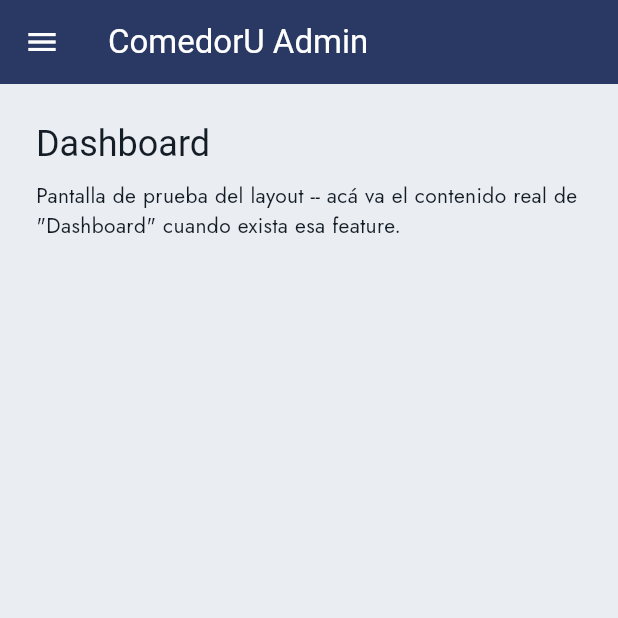
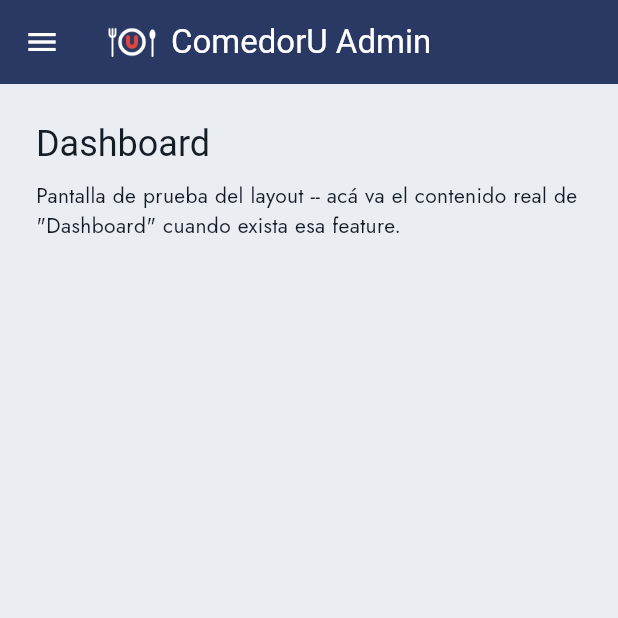
Before and after one commit to Mau8877/ComedorUAGRM, a Flutter app: the AdminShell screen opened by its route, on a phone screen of 412 x 824 dp, the top half of it. Run offline on Flutter 3.47's test engine with Material 3 defaults, Android fonts, the phone set to English and light mode, and no system bars; our stand-ins replace dio, flutter_dotenv, flutter_riverpod, go_router, google_fonts; Roboto replaces fonts that are missing (Familjen Grotesk).

Commit message:
feat[MOBILE]: Usar comedoru_palette en el tema, agregar logo en el AppBar e íconos de launcher y web de ComedorU

```diff
--- a/projects/mobile/lib/layouts/admin/admin_shell.dart
+++ b/projects/mobile/lib/layouts/admin/admin_shell.dart
@@ -1,4 +1,6 @@
 import 'package:flutter/material.dart';
+
+import '../../shared/widgets/comedoru_logo.dart';
 
 /// Shell del rol Admin -- AppBar + `NavigationDrawer` (Material 3, cuatro
 /// secciones). Equivalente mobile de `AdminLayout` en el frontend web (ver
@@ -34,7 +36,15 @@ class _AdminShellState extends State<AdminShell> {
     final seccionActual = _secciones[_selected];
 
     return Scaffold(
-      appBar: AppBar(title: const Text('ComedorU Admin')),
+      appBar: AppBar(title: const Row(
+          mainAxisSize: MainAxisSize.min,
+          children: [
+            ComedoruLogo(size: 32),
+            SizedBox(width: 10),
+            Text('ComedorU Admin'),
+          ],
+        ),
+      ),
       drawer: NavigationDrawer(
         selectedIndex: _selected,
         onDestinationSelected: (index) {
--- a/projects/mobile/lib/layouts/estudiante/estudiante_shell.dart
+++ b/projects/mobile/lib/layouts/estudiante/estudiante_shell.dart
@@ -1,4 +1,6 @@
 import 'package:flutter/material.dart';
+
+import '../../shared/widgets/comedoru_logo.dart';
 
 /// Shell del rol Estudiante -- AppBar + `NavigationBar` (Material 3) inferior,
 /// tres secciones. Equivalente mobile de `EstudianteLayout` en el frontend
@@ -33,7 +35,15 @@ class _EstudianteShellState extends State<EstudianteShell> {
     final seccionActual = _secciones[_selected];
 
     return Scaffold(
-      appBar: AppBar(title: const Text('ComedorU')),
+      appBar: AppBar(title: const Row(
+          mainAxisSize: MainAxisSize.min,
+          children: [
+            ComedoruLogo(size: 32),
+            SizedBox(width: 10),
+            Text('ComedorU'),
+          ],
+        ),
+      ),
       body: Padding(
         padding: const EdgeInsets.all(24),
         child: Column(
--- /dev/null
+++ b/projects/mobile/lib/shared/widgets/comedoru_logo.dart
@@ -0,0 +1,19 @@
+import 'package:flutter/material.dart';
+
+/// Marca de ComedorU (cubiertos y plato en blanco, U en rojo) (de `packages/comedoru-icons`), para el AppBar
+/// de marca (`header`, fijo en azul marino en claro y oscuro).
+class ComedoruLogo extends StatelessWidget {
+  const ComedoruLogo({super.key, this.size = 32});
+
+  final double size;
+
+  @override
+  Widget build(BuildContext context) {
+    return Image.asset(
+      'assets/images/comedoru-mark-white.png',
+      width: size,
+      height: size,
+      semanticLabel: 'ComedorU',
+    );
+  }
+}
--- a/projects/mobile/pubspec.yaml
+++ b/projects/mobile/pubspec.yaml
@@ -70,6 +70,7 @@ flutter:
   # flutter_dotenv no puede bundlear el archivo y falla en runtime.
   assets:
     - .env
+    - assets/images/
 
   # To add assets to your application, add an assets section, like this:
   # assets:
```
Also changed, not shown: projects/mobile/assets/images/comedoru-mark-white.png (added), 22 other files.
